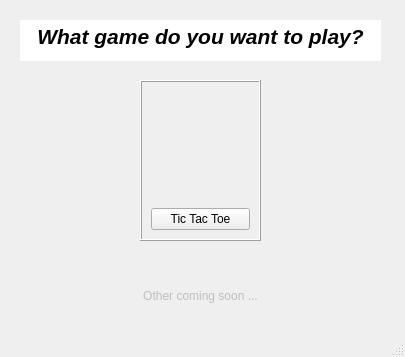
This is mainwindow.ui in mataruzz/ArcadePlayground as Qt 5 draws it before an edit. The edited form follows.
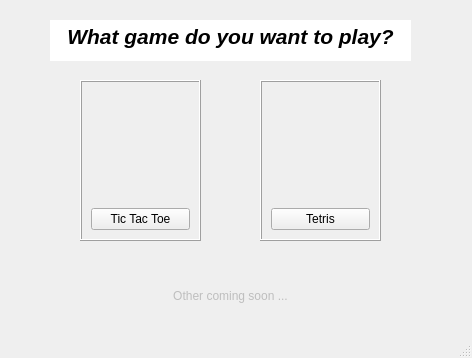
This is the edited form. Icons and pictures are not drawn.

Commit message: Gui completed for Tetris

What changed in the file:
```diff
--- a/mainwindow.ui
+++ b/mainwindow.ui
@@ -6,8 +6,8 @@
    <rect>
     <x>0</x>
     <y>0</y>
-    <width>405</width>
-    <height>357</height>
+    <width>472</width>
+    <height>358</height>
    </rect>
   </property>
   <property name="windowTitle">
@@ -20,7 +20,7 @@
     </property>
     <property name="geometry">
      <rect>
-      <x>130</x>
+      <x>160</x>
       <y>280</y>
       <width>141</width>
       <height>31</height>
@@ -45,7 +45,7 @@
    <widget class="QTextEdit" name="textEdit">
     <property name="geometry">
      <rect>
-      <x>20</x>
+      <x>50</x>
       <y>20</y>
       <width>361</width>
       <height>41</height>
@@ -77,7 +77,7 @@
    <widget class="QFrame" name="frame">
     <property name="geometry">
      <rect>
-      <x>140</x>
+      <x>80</x>
       <y>80</y>
       <width>121</width>
       <height>161</height>
@@ -136,7 +136,69 @@
      </item>
     </layout>
    </widget>
-   <zorder>frame</zorder>
+   <widget class="QFrame" name="TetrisFrame">
+    <property name="geometry">
+     <rect>
+      <x>260</x>
+      <y>80</y>
+      <width>121</width>
+      <height>161</height>
+     </rect>
+    </property>
+    <property name="autoFillBackground">
+     <bool>false</bool>
+    </property>
+    <property name="inputMethodHints">
+     <set>Qt::ImhNone</set>
+    </property>
+    <property name="frameShape">
+     <enum>QFrame::Box</enum>
+    </property>
+    <property name="frameShadow">
+     <enum>QFrame::Raised</enum>
+    </property>
+    <property name="midLineWidth">
+     <number>0</number>
+    </property>
+    <layout class="QVBoxLayout" name="verticalLayout_2" stretch="0,0">
+     <property name="spacing">
+      <number>17</number>
+     </property>
+     <property name="sizeConstraint">
+      <enum>QLayout::SetDefaultConstraint</enum>
+     </property>
+     <item>
+      <widget class="QLabel" name="TetrisLabel">
+       <property name="text">
+        <string/>
+       </property>
+       <property name="pixmap">
+        <pixmap resource="resources.qrc">:/Tetris/Images/Tetris/tetris_game.png</pixmap>
+       </property>
+       <property name="scaledContents">
+        <bool>true</bool>
+       </property>
+       <property name="wordWrap">
+        <bool>false</bool>
+       </property>
+      </widget>
+     </item>
+     <item>
+      <widget class="QPushButton" name="TetrisButton">
+       <property name="text">
+        <string>Tetris</string>
+       </property>
+       <property name="iconSize">
+        <size>
+         <width>40</width>
+         <height>40</height>
+        </size>
+       </property>
+      </widget>
+     </item>
+    </layout>
+   </widget>
+   <zorder>TicTacToeFrame</zorder>
    <zorder>pushButton_2</zorder>
    <zorder>textEdit</zorder>
   </widget>
```
Left out of the diff: 9 changed lines with no effect on the pictures. The commit also changes 14 other files.
